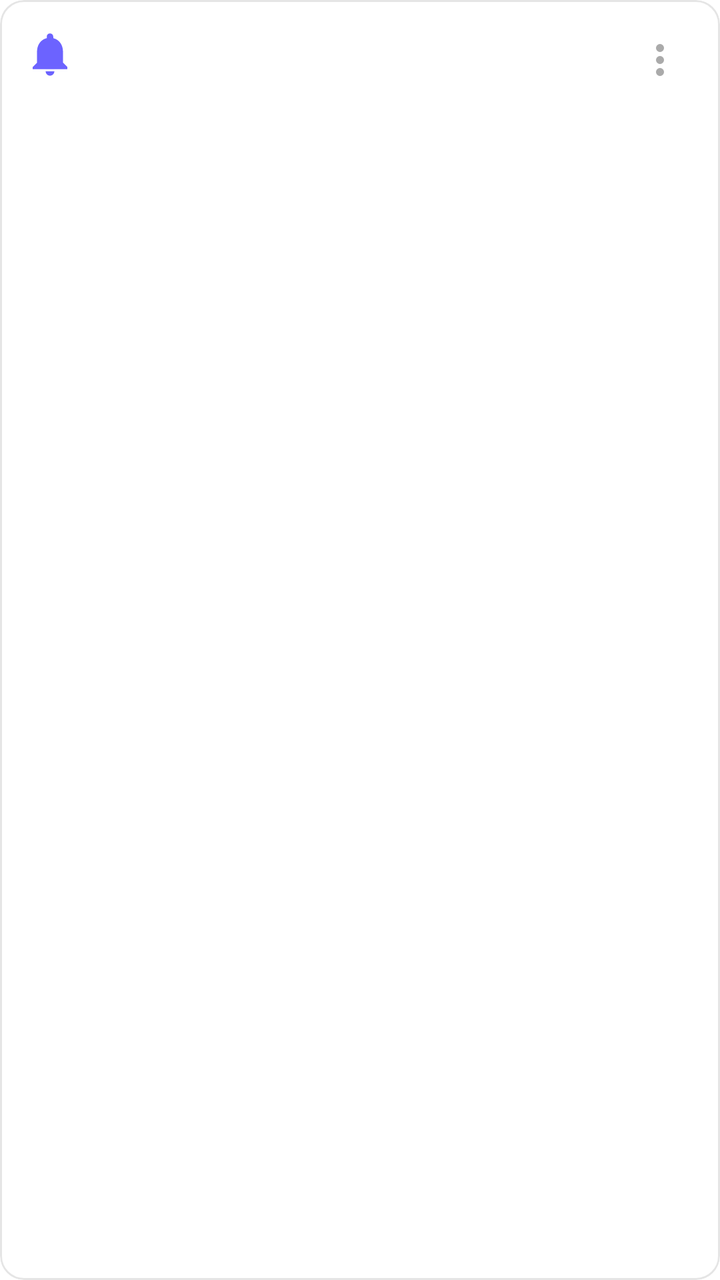
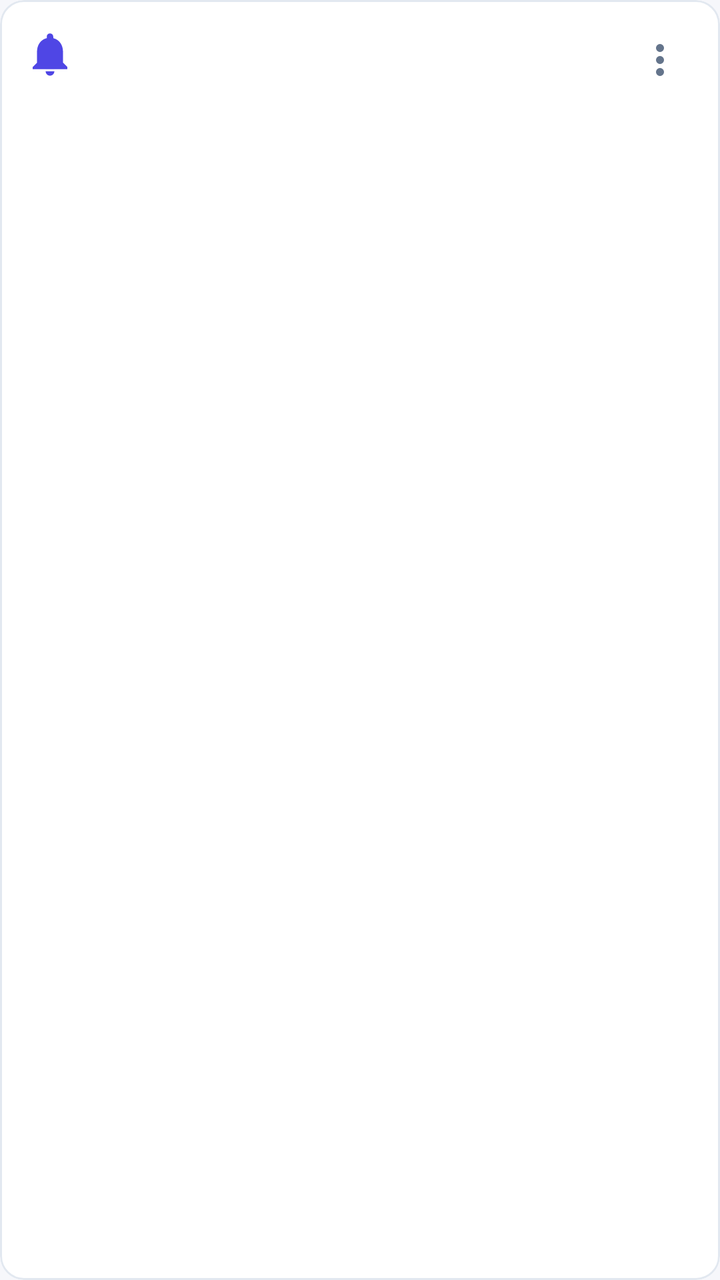

Two renders of the same Android screen: before a commit and after it. Below are the layout's source before the change and the commit's diff.
<!-- AndroidManifest.xml: application theme Theme.Appfinanceiro -->
<!-- res/layout/item_notification_log.xml -->
<?xml version="1.0" encoding="utf-8"?>
<com.google.android.material.card.MaterialCardView xmlns:android="http://schemas.android.com/apk/res/android"
    xmlns:app="http://schemas.android.com/apk/res-auto"
    android:id="@+id/logCard"
    android:layout_width="match_parent"
    android:layout_height="wrap_content"
    android:layout_marginBottom="8dp"
    app:cardCornerRadius="12dp"
    app:cardElevation="0dp"
    app:strokeColor="#1A000000"
    app:strokeWidth="1dp">

    <LinearLayout
        android:layout_width="match_parent"
        android:layout_height="wrap_content"
        android:gravity="top"
        android:orientation="horizontal"
        android:padding="12dp">

        <ImageView
            android:id="@+id/logIconImageView"
            android:layout_width="26dp"
            android:layout_height="26dp"
            android:layout_marginTop="2dp"
            android:layout_marginEnd="10dp"
            android:contentDescription="@null"
            android:src="@drawable/ic_notifications_bell"
            app:tint="@color/primary_purple" />

        <LinearLayout
            android:layout_width="0dp"
            android:layout_height="wrap_content"
            android:layout_weight="1"
            android:orientation="vertical">

            <LinearLayout
                android:layout_width="match_parent"
                android:layout_height="wrap_content"
                android:gravity="center_vertical"
                android:orientation="horizontal">

                <TextView
                    android:id="@+id/logTitleTextView"
                    android:layout_width="0dp"
                    android:layout_height="wrap_content"
                    android:layout_weight="1"
                    android:ellipsize="end"
                    android:maxLines="1"
                    android:textColor="@android:color/black"
                    android:textSize="14sp"
                    android:textStyle="bold" />

                <View
                    android:id="@+id/unreadDotView"
                    android:layout_width="8dp"
                    android:layout_height="8dp"
                    android:layout_marginStart="6dp"
                    android:background="@drawable/bg_unread_dot"
                    android:visibility="gone" />
            </LinearLayout>

            <TextView
                android:id="@+id/logDescriptionTextView"
                android:layout_width="match_parent"
                android:layout_height="wrap_content"
                android:layout_marginTop="3dp"
                android:ellipsize="end"
                android:maxLines="3"
                android:textColor="@android:color/darker_gray"
                android:textSize="12sp" />

            <TextView
                android:id="@+id/logDateTextView"
                android:layout_width="match_parent"
                android:layout_height="wrap_content"
                android:layout_marginTop="4dp"
                android:textColor="@android:color/darker_gray"
                android:textSize="10sp" />
        </LinearLayout>

        <ImageButton
            android:id="@+id/logMoreButton"
            android:layout_width="36dp"
            android:layout_height="36dp"
            android:layout_marginStart="4dp"
            android:background="?attr/selectableItemBackgroundBorderless"
            android:contentDescription="@string/history_filters"
            android:padding="8dp"
            android:src="@drawable/ic_transaction_more"
            app:tint="@android:color/darker_gray" />
    </LinearLayout>
</com.google.android.material.card.MaterialCardView>
<!-- resources referenced by this layout -->
<resources>
  <color name="primary_purple">#6C63FF</color>
  <!-- drawable bg_unread_dot (drawable) -->
  <?xml version="1.0" encoding="utf-8"?>
  <shape xmlns:android="http://schemas.android.com/apk/res/android"
      android:shape="oval">
      <solid android:color="@color/primary_purple" />
      <size
          android:width="8dp"
          android:height="8dp" />
  </shape>
  <!-- drawable ic_notifications_bell (drawable) -->
  <vector xmlns:android="http://schemas.android.com/apk/res/android"
      android:width="24dp" android:height="24dp"
      android:viewportWidth="24" android:viewportHeight="24">
      <path android:fillColor="#FF000000"
          android:pathData="M12,22c1.1,0 2,-0.9 2,-2h-4c0,1.1 0.89,2 2,2zM18,16v-5c0,-3.07 -1.64,-5.64 -4.5,-6.32V4c0,-0.83 -0.67,-1.5 -1.5,-1.5s-1.5,0.67 -1.5,1.5v0.68C7.63,5.36 6,7.92 6,11v5l-2,2v1h16v-1l-2,-2z" />
  </vector>
  <!-- drawable ic_transaction_more (drawable) -->
  <vector xmlns:android="http://schemas.android.com/apk/res/android"
      android:width="24dp" android:height="24dp"
      android:viewportWidth="24" android:viewportHeight="24">
      <path android:fillColor="#FF000000" android:pathData="M12,8a2,2 0,1 0,0 -4a2,2 0,0 0,0 4zM12,10a2,2 0,1 0,0 4a2,2 0,0 0,0 -4zM12,16a2,2 0,1 0,0 4a2,2 0,0 0,0 -4z" />
  </vector>
  <string name="history_filters">Filtros</string>
  <style name="Theme.Appfinanceiro" parent="Theme.Material3.Light.NoActionBar">
          
          <item name="colorPrimary">@color/primary_purple</item>
          <item name="colorOnPrimary">@color/glass_white</item>
          <item name="colorPrimaryContainer">@color/glass_white_translucent</item>
          <item name="colorOnPrimaryContainer">@android:color/black</item>
  
          
          <item name="colorSecondary">@color/primary_blue</item>
          <item name="colorOnSecondary">@color/glass_white</item>
          <item name="colorSecondaryContainer">@color/glass_white_translucent</item>
          <item name="colorOnSecondaryContainer">@android:color/black</item>
  
          
          <item name="colorSurface">@color/glass_white_translucent</item>
          <item name="colorOnSurface">@android:color/black</item>
          <item name="colorSurfaceVariant">@color/glass_white_translucent</item>
          <item name="colorOnSurfaceVariant">@android:color/black</item>
  
          
          <item name="android:windowBackground">@android:color/transparent</item>
          <item name="android:colorBackground">@android:color/white</item>
  
          
          <item name="colorError">@android:color/holo_red_dark</item>
          <item name="colorOnError">@color/glass_white</item>
  
          
          <item name="colorOutline">@color/glass_white_translucent</item>
  
          
          <item name="android:statusBarColor">@android:color/transparent</item>
          <item name="android:windowLightStatusBar">true</item>
  
          
          <item name="android:navigationBarColor">@android:color/white</item>
          <item name="android:windowLightNavigationBar">true</item>
      </style>
  <color name="glass_white">#FFFFFF</color>
  <color name="glass_white_translucent">#80FFFFFF</color>
  <color name="primary_blue">#3A8DFF</color>
</resources>

<!-- the commit's change to res/layout/item_notification_log.xml (unified diff, before → after) -->
@@ -7,7 +7,7 @@
     android:layout_marginBottom="8dp"
     app:cardCornerRadius="12dp"
     app:cardElevation="0dp"
-    app:strokeColor="#1A000000"
+    app:strokeColor="?attr/colorOutline"
     app:strokeWidth="1dp">
 
     <LinearLayout
@@ -25,7 +25,7 @@
             android:layout_marginEnd="10dp"
             android:contentDescription="@null"
             android:src="@drawable/ic_notifications_bell"
-            app:tint="@color/primary_purple" />
+            app:tint="?attr/colorPrimary" />
 
         <LinearLayout
             android:layout_width="0dp"
@@ -46,7 +46,7 @@
                     android:layout_weight="1"
                     android:ellipsize="end"
                     android:maxLines="1"
-                    android:textColor="@android:color/black"
+                    android:textColor="?attr/colorOnSurface"
                     android:textSize="14sp"
                     android:textStyle="bold" />
 
@@ -66,7 +66,7 @@
                 android:layout_marginTop="3dp"
                 android:ellipsize="end"
                 android:maxLines="3"
-                android:textColor="@android:color/darker_gray"
+                android:textColor="?attr/colorOnSurfaceVariant"
                 android:textSize="12sp" />
 
             <TextView
@@ -74,7 +74,7 @@
                 android:layout_width="match_parent"
                 android:layout_height="wrap_content"
                 android:layout_marginTop="4dp"
-                android:textColor="@android:color/darker_gray"
+                android:textColor="?attr/colorOnSurfaceVariant"
                 android:textSize="10sp" />
         </LinearLayout>
 
@@ -87,6 +87,6 @@
             android:contentDescription="@string/history_filters"
             android:padding="8dp"
             android:src="@drawable/ic_transaction_more"
-            app:tint="@android:color/darker_gray" />
+            app:tint="?attr/colorOnSurfaceVariant" />
     </LinearLayout>
 </com.google.android.material.card.MaterialCardView>
<!-- resource entries referenced after the edit -->
@@ -1,11 +1,10 @@
 <!-- resources referenced by this layout -->
 <resources>
-  <color name="primary_purple">#6C63FF</color>
   <!-- drawable bg_unread_dot (drawable) -->
   <?xml version="1.0" encoding="utf-8"?>
   <shape xmlns:android="http://schemas.android.com/apk/res/android"
       android:shape="oval">
-      <solid android:color="@color/primary_purple" />
+      <solid android:color="?attr/colorPrimary" />
       <size
           android:width="8dp"
           android:height="8dp" />
@@ -24,46 +23,66 @@
       <path android:fillColor="#FF000000" android:pathData="M12,8a2,2 0,1 0,0 -4a2,2 0,0 0,0 4zM12,10a2,2 0,1 0,0 4a2,2 0,0 0,0 -4zM12,16a2,2 0,1 0,0 4a2,2 0,0 0,0 -4z" />
   </vector>
   <string name="history_filters">Filtros</string>
-  <style name="Theme.Appfinanceiro" parent="Theme.Material3.Light.NoActionBar">
+  <style name="Theme.Appfinanceiro" parent="Theme.Appfinanceiro.Base">
+          <item name="android:windowLightStatusBar">true</item>
+          <item name="android:windowLightNavigationBar">true</item>
+      </style>
+  <style name="Theme.Appfinanceiro.Base" parent="Theme.Material3.DayNight.NoActionBar">
           
-          <item name="colorPrimary">@color/primary_purple</item>
-          <item name="colorOnPrimary">@color/glass_white</item>
-          <item name="colorPrimaryContainer">@color/glass_white_translucent</item>
-          <item name="colorOnPrimaryContainer">@android:color/black</item>
+          <item name="colorPrimary">@color/brand_primary</item>
+          <item name="colorOnPrimary">@color/on_brand</item>
+          <item name="colorPrimaryContainer">@color/surface_variant</item>
+          <item name="colorOnPrimaryContainer">@color/on_surface</item>
   
           
-          <item name="colorSecondary">@color/primary_blue</item>
-          <item name="colorOnSecondary">@color/glass_white</item>
-          <item name="colorSecondaryContainer">@color/glass_white_translucent</item>
-          <item name="colorOnSecondaryContainer">@android:color/black</item>
+          <item name="colorSecondary">@color/brand_secondary</item>
+          <item name="colorOnSecondary">@color/on_brand</item>
+          <item name="colorSecondaryContainer">@color/surface_variant</item>
+          <item name="colorOnSecondaryContainer">@color/on_surface</item>
   
           
-          <item name="colorSurface">@color/glass_white_translucent</item>
-          <item name="colorOnSurface">@android:color/black</item>
-          <item name="colorSurfaceVariant">@color/glass_white_translucent</item>
-          <item name="colorOnSurfaceVariant">@android:color/black</item>
+          <item name="colorTertiary">@color/cta_primary</item>
+          <item name="colorOnTertiary">@color/on_cta</item>
   
           
-          <item name="android:windowBackground">@android:color/transparent</item>
-          <item name="android:colorBackground">@android:color/white</item>
+          <item name="colorSurface">@color/surface</item>
+          <item name="colorOnSurface">@color/on_surface</item>
+          <item name="colorSurfaceVariant">@color/surface_variant</item>
+          <item name="colorOnSurfaceVariant">@color/on_surface_variant</item>
+          <item name="colorSurfaceContainer">@color/surface_variant</item>
+          <item name="colorSurfaceContainerHigh">@color/surface_elevated</item>
   
           
-          <item name="colorError">@android:color/holo_red_dark</item>
-          <item name="colorOnError">@color/glass_white</item>
+          <item name="android:windowBackground">@color/background</item>
+          <item name="android:colorBackground">@color/background</item>
+          <item name="colorOnBackground">@color/on_background</item>
   
           
-          <item name="colorOutline">@color/glass_white_translucent</item>
+          <item name="colorError">@color/error</item>
+          <item name="colorOnError">@color/on_error</item>
+  
+          
+          <item name="colorOutline">@color/outline</item>
+          <item name="colorOutlineVariant">@color/outline</item>
   
           
           <item name="android:statusBarColor">@android:color/transparent</item>
-          <item name="android:windowLightStatusBar">true</item>
-  
-          
-          <item name="android:navigationBarColor">@android:color/white</item>
-          <item name="android:windowLightNavigationBar">true</item>
+          <item name="android:navigationBarColor">@color/surface</item>
       </style>
-  <color name="glass_white">#FFFFFF</color>
-  <color name="glass_white_translucent">#80FFFFFF</color>
-  <color name="primary_blue">#3A8DFF</color>
+  <color name="brand_primary">#FF4F46E5</color>
+  <color name="on_brand">#FFFFFFFF</color>
+  <color name="surface_variant">#FFEEF1F8</color>
+  <color name="on_surface">#FF0F172A</color>
+  <color name="brand_secondary">#FF0EA5E9</color>
+  <color name="cta_primary">#FF047857</color>
+  <color name="on_cta">#FFFFFFFF</color>
+  <color name="surface">#FFFFFFFF</color>
+  <color name="on_surface_variant">#FF64748B</color>
+  <color name="surface_elevated">#FFFFFFFF</color>
+  <color name="background">#FFF6F7FB</color>
+  <color name="on_background">#FF0F172A</color>
+  <color name="error">#FFDC2626</color>
+  <color name="on_error">#FFFFFFFF</color>
+  <color name="outline">#FFE2E8F0</color>
 </resources>
 
